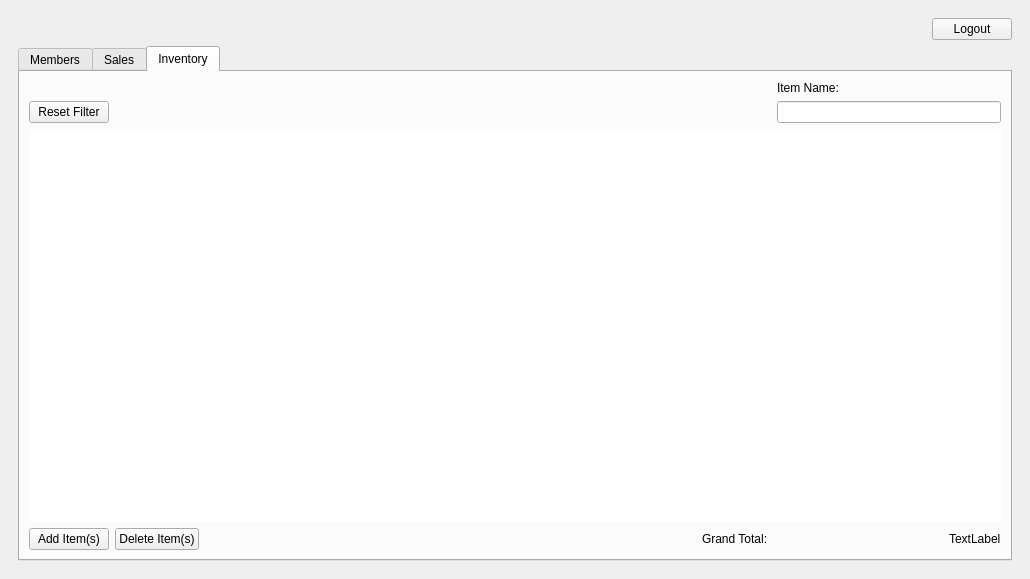
This is BulkClub/mainwindow.ui in josharaedwards/CS1C-Project-2 as Qt 5 draws it before an edit. The edited form follows.
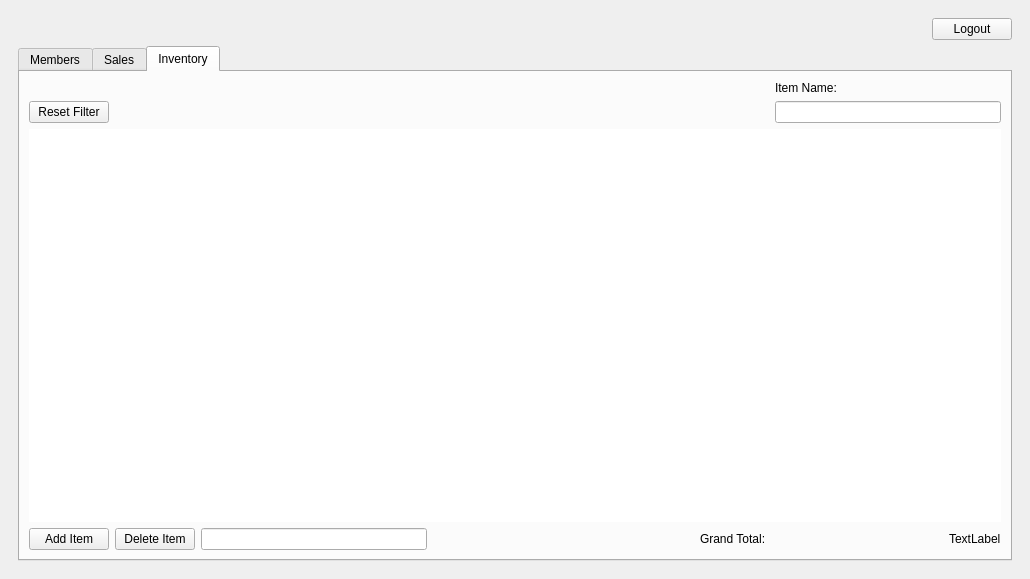
This is the edited form.

What changed in the file:
```diff
--- a/BulkClub/mainwindow.ui
+++ b/BulkClub/mainwindow.ui
@@ -463,14 +463,14 @@
             <item row="3" column="0">
              <widget class="QPushButton" name="buttonAddInvItem">
               <property name="text">
-               <string>Add Item(s)</string>
+               <string>Add Item</string>
               </property>
              </widget>
             </item>
             <item row="3" column="1">
              <widget class="QPushButton" name="buttonDelInvItem">
               <property name="text">
-               <string>Delete Item(s)</string>
+               <string>Delete Item</string>
               </property>
              </widget>
             </item>
@@ -487,6 +487,9 @@
               </property>
              </spacer>
             </item>
+            <item row="3" column="2">
+             <widget class="QLineEdit" name="lineEditDel"/>
+            </item>
            </layout>
           </widget>
          </widget>
```
